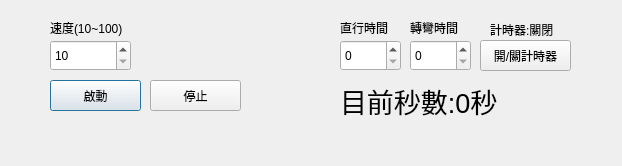
Before: the Qt Designer form main.ui in bnb70/Car_pyqt5, drawn with Qt 5.
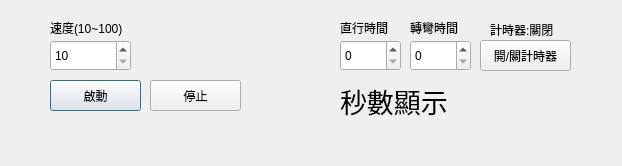
After: the same form once the commit is applied.

```diff
--- a/main.ui
+++ b/main.ui
@@ -191,7 +191,7 @@
     </font>
    </property>
    <property name="text">
-    <string>目前秒數:0秒</string>
+    <string>秒數顯示</string>
    </property>
   </widget>
  </widget>
```
